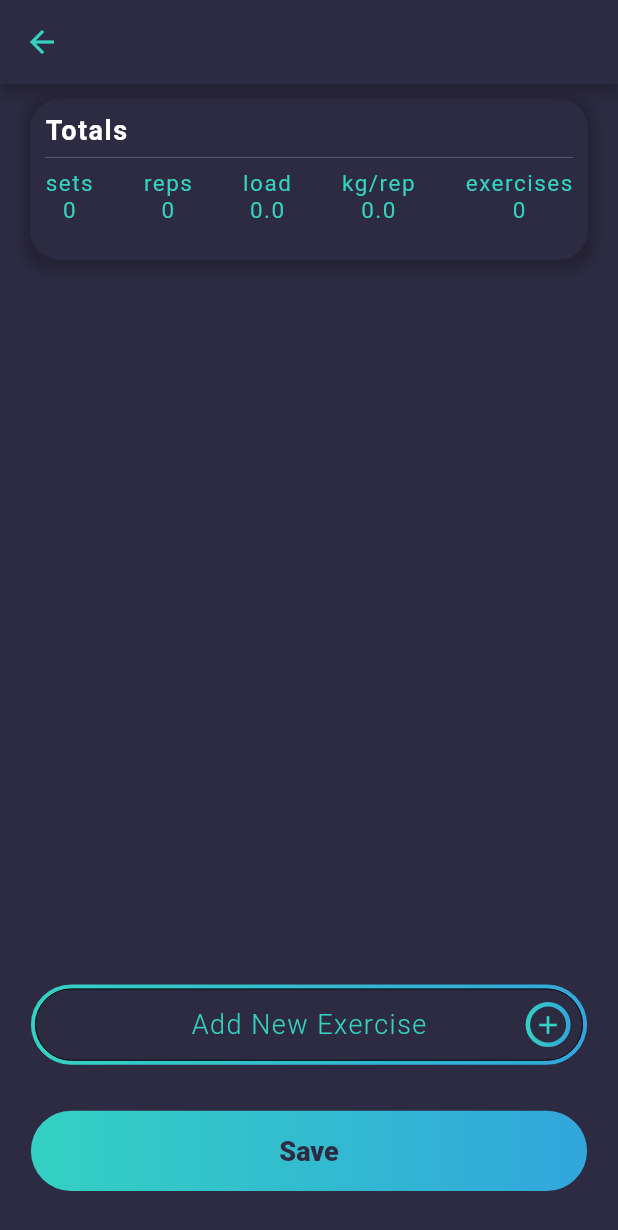
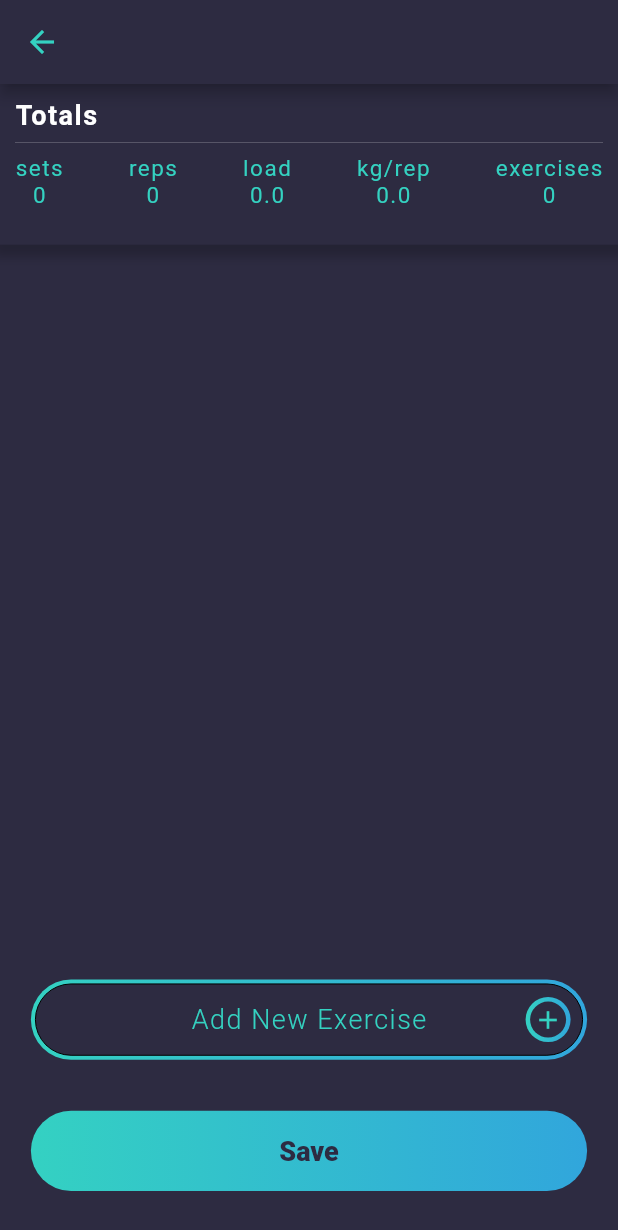
Before and after one commit to EXERLOG/exer_log, a Flutter app: the WorkoutPage screen opened directly, after a tap on "START", on a phone screen of 412 x 824 dp. Shown: the top 1230 px of the screen. Run offline on Flutter 3.47's test engine with Material 2 defaults, Android fonts, the phone set to English and light mode, and no system bars; our stand-ins replace cloud_firestore, firebase_analytics, firebase_auth, firebase_core, google_sign_in; accounts and stored records are empty; Roboto replaces fonts that are missing (Avenir).

Commit message:
changed look for the totals widget

```diff
--- a/app/exerlog/lib/UI/workout/workout_toatals_widget.dart
+++ b/app/exerlog/lib/UI/workout/workout_toatals_widget.dart
@@ -20,7 +20,7 @@ class _WorkoutTotalsWidgetState extends State<WorkoutTotalsWidget> {
     return Container(
       height: screenHeight * 0.13,
       decoration: BoxDecoration(
-          borderRadius: BorderRadius.all(Radius.circular(20)),
+          // borderRadius: BorderRadius.only(bottomLeft: Radius.circular(20), bottomRight: Radius.circular(20)),
           color: backgroundColor,
           boxShadow: [
             BoxShadow(
@@ -29,7 +29,7 @@ class _WorkoutTotalsWidgetState extends State<WorkoutTotalsWidget> {
                 blurRadius: 5,
                 spreadRadius: 5),
           ]),
-      margin: EdgeInsets.only(left: 20, right: 20, top: 10, bottom: 10),
+      margin: EdgeInsets.only( bottom: 10),
       padding: EdgeInsets.all(10),
       child: Column(
         children: [
```
